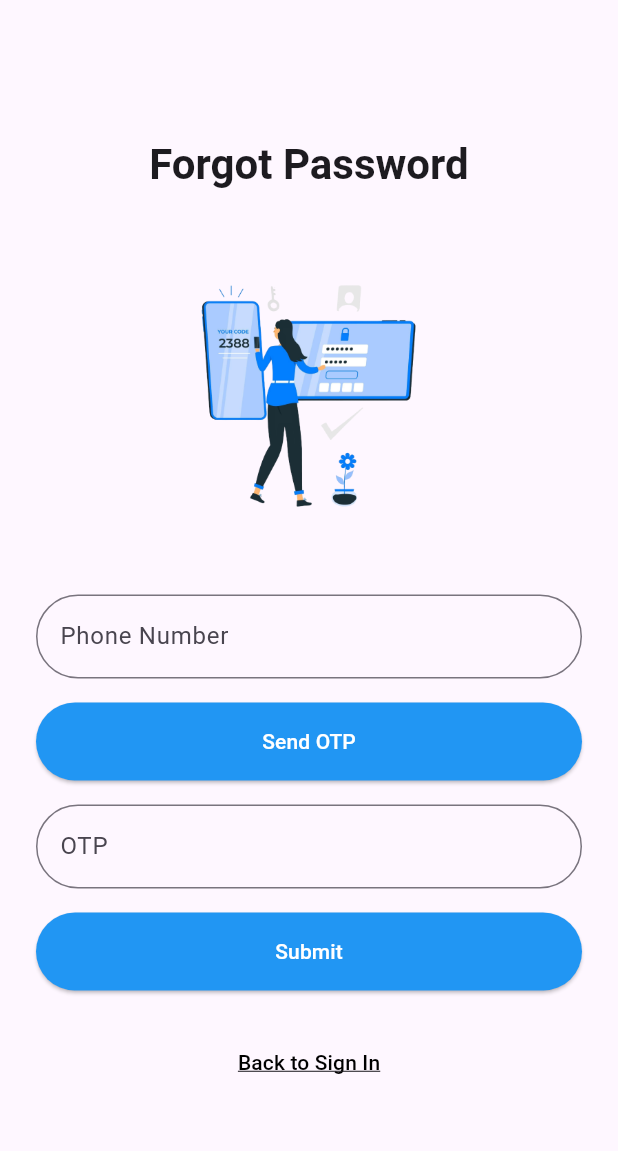
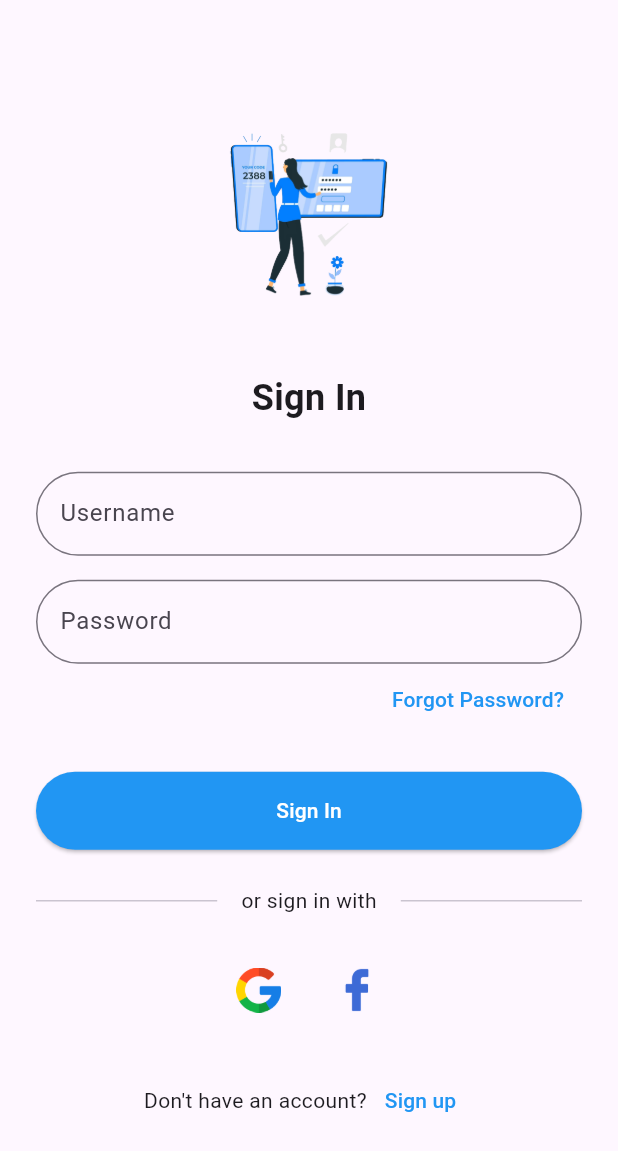
Before and after one commit to AdithyaSean/next-step-flutter, a Flutter app: the screen it shows after launch, on a phone screen of 412 x 824 dp. Shown: the top 1151 px of the screen. Run offline on Flutter 3.47's test engine with Material 3 defaults, Android fonts, the phone set to English and light mode, and no system bars.

Commit message:
create sign_in.dart UI

```diff
--- a/lib/main.dart
+++ b/lib/main.dart
@@ -3,6 +3,7 @@ import 'package:next_step/interest.dart';
 import'package:next_step/lets_get_started.dart';
 import 'package:next_step/change_password.dart';
 import 'package:next_step/forgot_password.dart';
+import 'package:next_step/sign_in.dart';
 
 void main() {
   runApp(const MyApp());
@@ -18,7 +19,7 @@ class MyApp extends StatelessWidget {
       theme: ThemeData(
         primarySwatch: Colors.blue,
       ),
-      home: const ForgotPasswordScreen(), // Use the imported widget
+      home: const ResponsiveSignIn(), // Use the imported widget
     );
   }
 }
--- /dev/null
+++ b/lib/sign_in.dart
@@ -0,0 +1,127 @@
+import 'package:flutter/material.dart';
+
+class ResponsiveSignIn extends StatelessWidget {
+  const ResponsiveSignIn({Key? key}) : super(key: key);
+
+  @override
+  Widget build(BuildContext context) {
+    return Scaffold( // Add Scaffold to provide Material ancestor
+      body: LayoutBuilder(
+        builder: (context, constraints) {
+          // Adjust the form width based on device size
+          double formWidth = constraints.maxWidth;
+          if (constraints.maxWidth > 600) {
+            formWidth = constraints.maxWidth * 0.5;
+          }
+          if (constraints.maxWidth > 1200) {
+            formWidth = constraints.maxWidth * 0.3;
+          }
+
+          return Center(
+            child: SingleChildScrollView(
+              child: Container(
+                width: formWidth,
+                padding: const EdgeInsets.all(24.0),
+                child: Column(
+                  mainAxisAlignment: MainAxisAlignment.center,
+                  crossAxisAlignment: CrossAxisAlignment.stretch,
+                  children: [
+                    if (constraints.maxWidth > 400)
+                      Image.asset(
+                        'images/password_image.png',
+                        height: constraints.maxWidth > 1200 ? 200 : 150,
+                      ),
+                    const SizedBox(height: 32),
+                    const Text(
+                      'Sign In',
+                      style: TextStyle(
+                        fontSize: 24,
+                        fontWeight: FontWeight.bold,
+                      ),
+                      textAlign: TextAlign.center,
+                    ),
+                    const SizedBox(height: 32),
+                    TextFormField(
+                      decoration: InputDecoration(
+                        labelText: 'Username',
+                        border: OutlineInputBorder(
+                          borderRadius: BorderRadius.circular(30),
+                        ),
+                      ),
+                    ),
+                    const SizedBox(height: 16),
+                    TextFormField(
+                      obscureText: true,
+                      decoration: InputDecoration(
+                        labelText: 'Password',
+                        border: OutlineInputBorder(
+                          borderRadius: BorderRadius.circular(30),
+                        ),
+                      ),
+                    ),
+                    Align(
+                      alignment: Alignment.centerRight,
+                      child: TextButton(
+                        onPressed: () {},
+                        child: const Text('Forgot Password?', style: TextStyle(color: Colors.blue)),
+                      ),
+                    ),
+                    const SizedBox(height: 24),
+                    ElevatedButton(
+                      onPressed: () {},
+                      style: ElevatedButton.styleFrom(
+                        backgroundColor: Colors.blue,
+                        padding: const EdgeInsets.symmetric(vertical: 16),
+                        shape: RoundedRectangleBorder(
+                          borderRadius: BorderRadius.circular(30),
+                        ),
+                      ),
+                      child: const Text('Sign In', style: TextStyle(color: Colors.white)),
+                    ),
+                    const SizedBox(height: 24),
+                    const Row(
+                      children: [
+                        Expanded(child: Divider()),
+                        Padding(
+                          padding: EdgeInsets.symmetric(horizontal: 16),
+                          child: Text('or sign in with'),
+                        ),
+                        Expanded(child: Divider()),
+                      ],
+                    ),
+                    const SizedBox(height: 24),
+                    Row(
+                      mainAxisAlignment: MainAxisAlignment.center,
+                      children: [
+                        IconButton(
+                          onPressed: () {},
+                          icon: Image.asset('images/google.png', width: 30, height: 30),
+                        ),
+                        const SizedBox(width: 16),
+                        IconButton(
+                          onPressed: () {},
+                          icon: Image.asset('images/facebook.png', width: 35, height: 35),
+                        ),
+                      ],
+                    ),
+                    const SizedBox(height: 24),
+                    Row(
+                      mainAxisAlignment: MainAxisAlignment.center,
+                      children: [
+                        const Text("Don't have an account?"),
+                        TextButton(
+                          onPressed: () {},
+                          child: const Text('Sign up', style: TextStyle(color: Colors.blue)),
+                        ),
+                      ],
+                    ),
+                  ],
+                ),
+              ),
+            ),
+          );
+        },
+      ),
+    );
+  }
+}
--- a/pubspec.yaml
+++ b/pubspec.yaml
@@ -63,6 +63,8 @@ flutter:
     - images/next_step.png
     - images/start.jpg
     - images/password_image.png
+    - images/google.png
+    - images/facebook.png
 
   # An image asset can refer to one or more resolution-specific "variants", see
   # https://flutter.dev/to/resolution-aware-images
```
Also changed, not shown: images/facebook.png (added), images/google.png (added).
